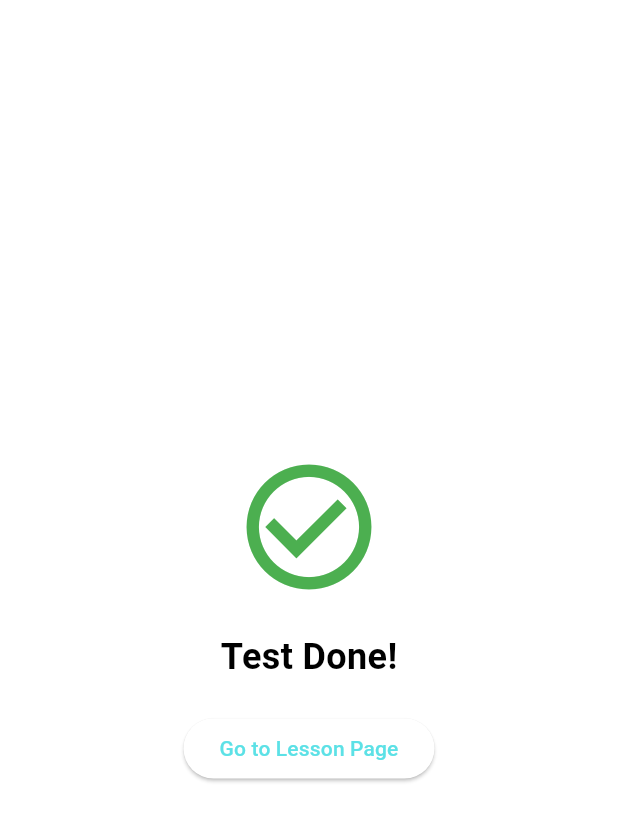
After one commit to Enes-Celebi/Flutter-Language-Learning-App, a Flutter app: the TestCompletionPage screen opened directly, on a phone screen of 412 x 824 dp. The commit adds this screen. Shown: the top 821 px of the screen. Run offline on Flutter 3.47's test engine with Material 3 defaults, Android fonts, the phone set to English and light mode, and no system bars; our stand-ins replace cloud_firestore, firebase_auth, firebase_core; accounts and stored records are empty.

Commit message:
test page ending works

```diff
--- a/lib/pages/first_time/intended_language_selection.dart
+++ b/lib/pages/first_time/intended_language_selection.dart
@@ -13,7 +13,6 @@ class IntendedLanguageSelection extends StatefulWidget {
 }
 
 class _IntendedLanguageSelectionState extends State<IntendedLanguageSelection> {
-  String? _intendedSelectedLanguage;
 
   void _proceedToApp(Map<String, dynamic> languageData) {
     final language = languageData['language'];
@@ -23,7 +22,6 @@ class _IntendedLanguageSelectionState extends State<IntendedLanguageSelection> {
     languageProvider.setIntendedSelectedLanguage(language); // Use setIntendedSelectedLanguage here
 
     setState(() {
-      _intendedSelectedLanguage = language;
     });
 
     Navigator.push(
--- a/lib/pages/first_time/language_selection.dart
+++ b/lib/pages/first_time/language_selection.dart
@@ -13,7 +13,6 @@ class LanguageSelection extends StatefulWidget {
 }
 
 class _LanguageSelectionState extends State<LanguageSelection> {
-  String? _selectedLanguage;
 
   void _proceedToApp(Map<String, dynamic> languageData) {
     final language = languageData['language'];
@@ -23,7 +22,6 @@ class _LanguageSelectionState extends State<LanguageSelection> {
     languageProvider.setSelectedLanguage(language);
 
     setState(() {
-      _selectedLanguage = language;
     });
 
     Navigator.push(
--- /dev/null
+++ b/lib/pages/test_completion_page.dart
@@ -0,0 +1,36 @@
+import 'package:flutter/material.dart';
+
+class TestCompletionPage extends StatelessWidget {
+  const TestCompletionPage({super.key});
+
+  @override
+  Widget build(BuildContext context) {
+    return Scaffold(
+      body: Center(
+        child: Column(
+          mainAxisAlignment: MainAxisAlignment.center,
+          children: [
+            const Icon(
+              Icons.check_circle_outline,
+              color: Colors.green,
+              size: 100,
+            ),
+            const SizedBox(height: 20),
+            const Text(
+              'Test Done!',
+              style: TextStyle(fontSize: 24, fontWeight: FontWeight.bold),
+            ),
+            const SizedBox(height: 20),
+            ElevatedButton(
+              onPressed: () {
+                Navigator.pop(context);
+                Navigator.pop(context);
+              },
+              child: Text('Go to Lesson Page'),
+            ),
+          ],
+        ),
+      ),
+    );
+  }
+}
--- a/pubspec.yaml
+++ b/pubspec.yaml
@@ -77,6 +77,7 @@ flutter:
     - lib/assets/images/flags/italy.png
     - lib/assets/images/flags/france.png
     - lib/assets/images/flags/egypt.png
+    - lib/assets/images/flags/spain.png
 
   # An image asset can refer to one or more resolution-specific "variants", see
   # https://flutter.dev/assets-and-images/#resolution-aware
```
Also changed, not shown: lib/pages/test_page.dart (+21 -7 lines), flutter_01.png (added).
